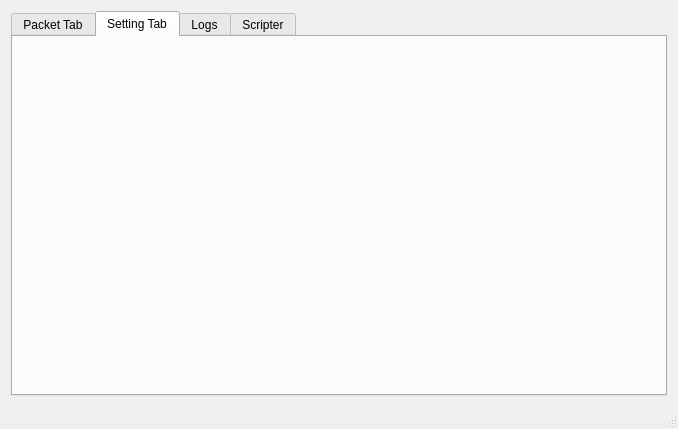
Above: TogetherPE/TogetherPE/TogetherPE.ui from Mehodin/TPE before the change. Below: the same form after it.
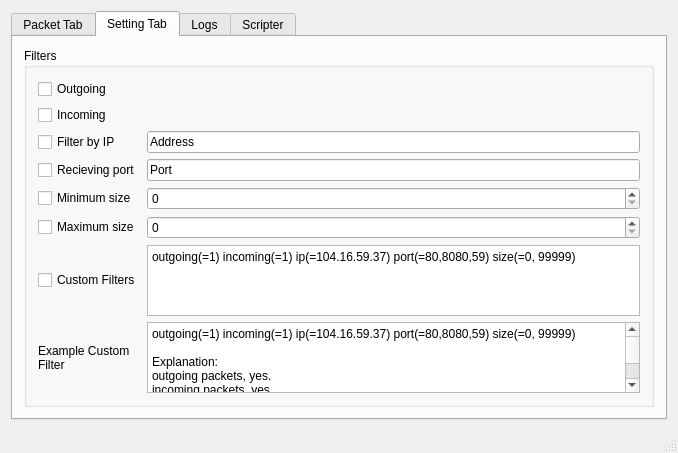
That is the form after the change. The open tabs and pages were chosen to show the change.

The edit to the form file:
```diff
--- a/TogetherPE/TogetherPE/TogetherPE.ui
+++ b/TogetherPE/TogetherPE/TogetherPE.ui
@@ -103,6 +103,122 @@
        <attribute name="title">
         <string>Setting Tab</string>
        </attribute>
+       <layout class="QGridLayout" name="gridLayout_4">
+        <item row="0" column="0">
+         <widget class="QGroupBox" name="groupBox">
+          <property name="title">
+           <string>Filters</string>
+          </property>
+          <layout class="QGridLayout" name="gridLayout_5">
+           <item row="2" column="0">
+            <widget class="QCheckBox" name="ipCheckbox">
+             <property name="text">
+              <string>Filter by IP</string>
+             </property>
+            </widget>
+           </item>
+           <item row="4" column="2">
+            <widget class="QSpinBox" name="minimumSizeSpinbox"/>
+           </item>
+           <item row="4" column="0">
+            <widget class="QCheckBox" name="minimumSizeCheckbox">
+             <property name="text">
+              <string>Minimum size</string>
+             </property>
+            </widget>
+           </item>
+           <item row="5" column="2">
+            <widget class="QSpinBox" name="maximumSizeSpinbox"/>
+           </item>
+           <item row="0" column="0">
+            <widget class="QCheckBox" name="outgoingCheckbox">
+             <property name="text">
+              <string>Outgoing</string>
+             </property>
+            </widget>
+           </item>
+           <item row="7" column="2">
+            <widget class="QPlainTextEdit" name="exampleFilter">
+             <property name="readOnly">
+              <bool>true</bool>
+             </property>
+             <property name="plainText">
+              <string>outgoing(=1) incoming(=1) ip(=104.16.59.37) port(=80,8080,59) size(=0, 99999)
+
+Explanation:
+outgoing packets, yes.
+incoming packets, yes
+coming / going to ip 104.16...
+only when port 80, 8080 or 59
+size ranging from 0, 99999</string>
+             </property>
+            </widget>
+           </item>
+           <item row="1" column="0">
+            <widget class="QCheckBox" name="incomingCheckbox">
+             <property name="text">
+              <string>Incoming</string>
+             </property>
+            </widget>
+           </item>
+           <item row="2" column="2">
+            <widget class="QLineEdit" name="ipLineEdit">
+             <property name="text">
+              <string>Address</string>
+             </property>
+            </widget>
+           </item>
+           <item row="6" column="2">
+            <widget class="QPlainTextEdit" name="customFilterEdit">
+             <property name="enabled">
+              <bool>true</bool>
+             </property>
+             <property name="plainText">
+              <string>outgoing(=1) incoming(=1) ip(=104.16.59.37) port(=80,8080,59) size(=0, 99999)
+</string>
+             </property>
+            </widget>
+           </item>
+           <item row="3" column="2">
+            <widget class="QLineEdit" name="portLineEdit">
+             <property name="text">
+              <string>Port</string>
+             </property>
+            </widget>
+           </item>
+           <item row="5" column="0">
+            <widget class="QCheckBox" name="maximumSizeCheckbox">
+             <property name="text">
+              <string>Maximum size</string>
+             </property>
+            </widget>
+           </item>
+           <item row="3" column="0">
+            <widget class="QCheckBox" name="portCheckbox">
+             <property name="text">
+              <string>Recieving port</string>
+             </property>
+            </widget>
+           </item>
+           <item row="6" column="0">
+            <widget class="QCheckBox" name="customFilterCheckbox">
+             <property name="text">
+              <string>Custom Filters</string>
+             </property>
+            </widget>
+           </item>
+           <item row="7" column="0">
+            <widget class="QLabel" name="exampleFilterLabel">
+             <property name="text">
+              <string>Example Custom
+Filter</string>
+             </property>
+            </widget>
+           </item>
+          </layout>
+         </widget>
+        </item>
+       </layout>
       </widget>
       <widget class="QWidget" name="logTab">
        <attribute name="title">
```
